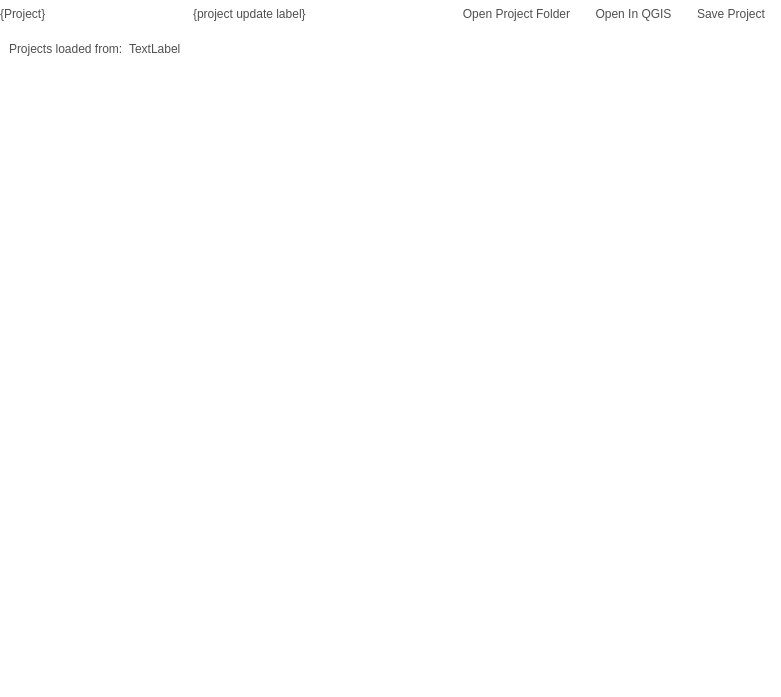
First picture: the form in src/configmanager/ui/ui_projectwidget.ui, repository roam-qgis/Roam, before the edit.
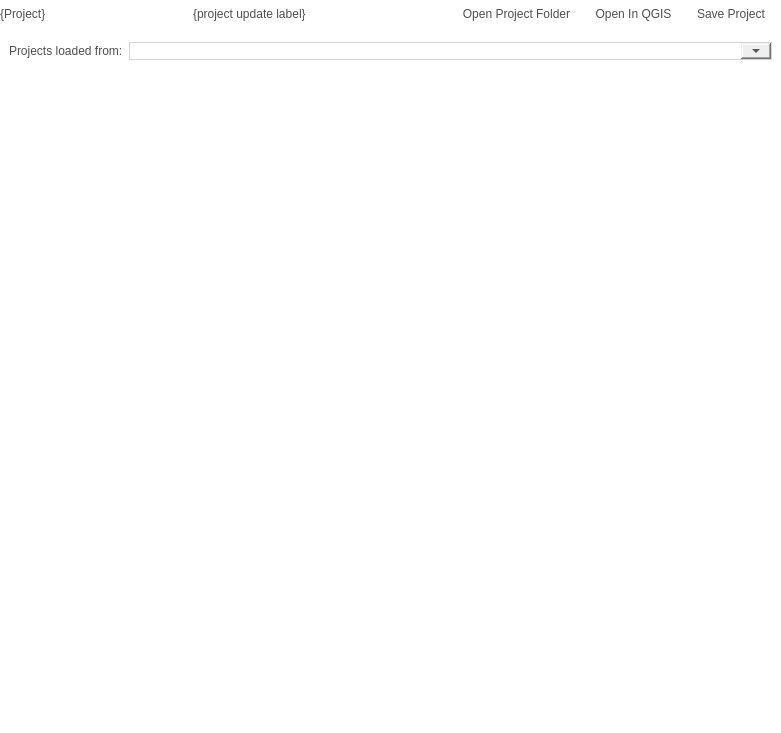
Second picture: the form after the edit. The open tabs and pages were chosen to show the change. Icons and pictures are not drawn. Custom widgets are drawn as their Qt base class.

```diff
--- a/src/configmanager/ui/ui_projectwidget.ui
+++ b/src/configmanager/ui/ui_projectwidget.ui
@@ -7,7 +7,7 @@
     <x>0</x>
     <y>0</y>
     <width>781</width>
-    <height>697</height>
+    <height>733</height>
    </rect>
   </property>
   <property name="windowTitle">
@@ -1120,19 +1120,15 @@
      </widget>
      <widget class="QWidget" name="projects_page">
       <layout class="QFormLayout" name="formLayout_9">
-       <item row="0" column="0">
+       <item row="1" column="0">
         <widget class="QLabel" name="label_15">
          <property name="text">
           <string>Projects loaded from:</string>
          </property>
         </widget>
        </item>
-       <item row="0" column="1">
-        <widget class="QLabel" name="projectlocationlabel">
-         <property name="text">
-          <string>TextLabel</string>
-         </property>
-        </widget>
+       <item row="1" column="1">
+        <widget class="QComboBox" name="projectlocations"/>
        </item>
       </layout>
      </widget>
```
Left out of the diff: 3 changed lines with no effect on the pictures.
